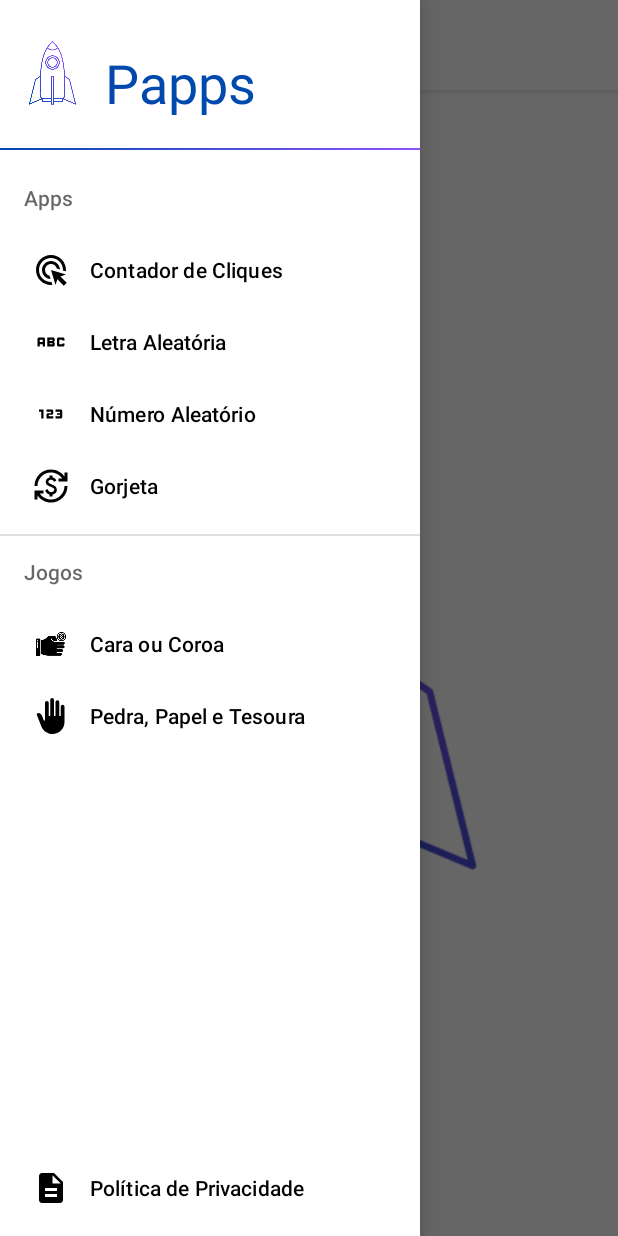
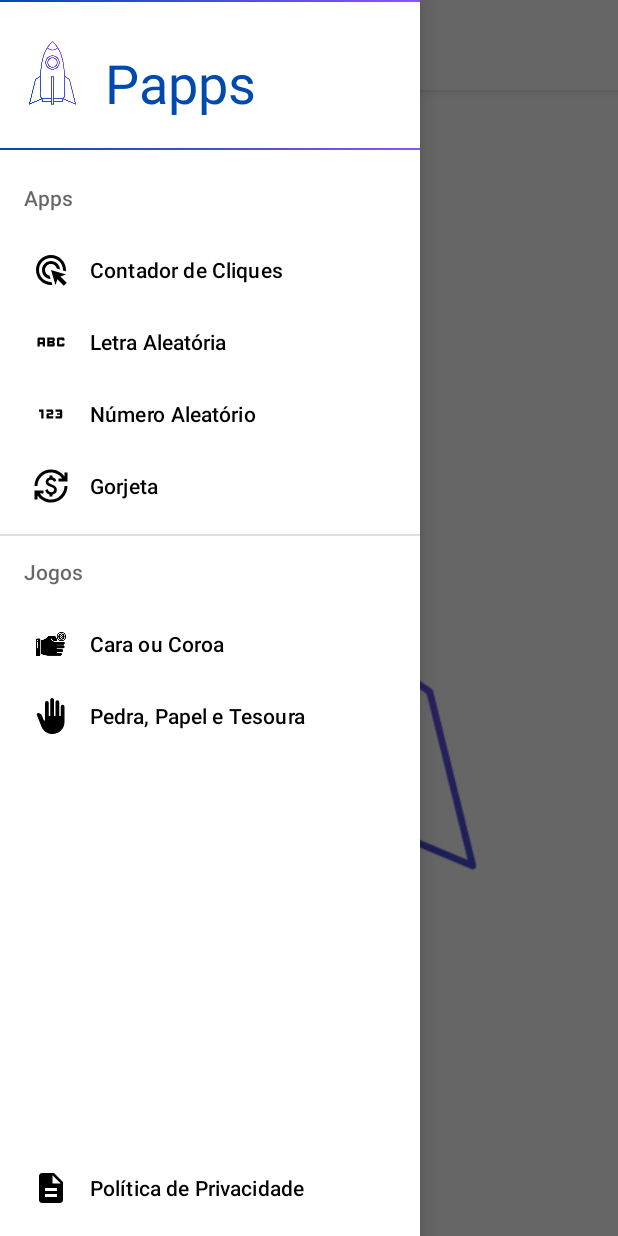
Before and after one commit to WRDelmanto/Papps, an Android app: the screen it shows after launch (MainActivity), with the side drawer open, on a phone screen of 412 x 824 dp. Run offline under Robolectric (Android 15) with nearby library versions, the phone set to English and light mode, and no system bars.

Commit message:
Adjust Drawer Header Border

```diff
--- a/app/src/main/res/layout/drawer_header.xml
+++ b/app/src/main/res/layout/drawer_header.xml
@@ -4,6 +4,17 @@
     android:layout_width="match_parent"
     android:layout_height="wrap_content"
     android:minHeight="100dp">
+
+    <ImageView
+        android:id="@+id/drawer_header_line_top"
+        android:layout_width="match_parent"
+        android:layout_height="1dp"
+        android:background="@drawable/color_line_primary_secondary"
+        android:gravity="center_horizontal"
+        android:contentDescription="@null"
+        app:layout_constraintStart_toStartOf="parent"
+        app:layout_constraintEnd_toEndOf="parent"
+        app:layout_constraintTop_toTopOf="parent" />
 
     <ImageView
         android:id="@+id/drawer_header_logo"
@@ -30,7 +41,7 @@
         app:layout_constraintBottom_toBottomOf="@id/drawer_header_logo"/>
 
     <ImageView
-        android:id="@+id/drawer_header_line"
+        android:id="@+id/drawer_header_line_bottom"
         android:layout_width="match_parent"
         android:layout_height="1dp"
         android:background="@drawable/color_line_primary_secondary"
```
